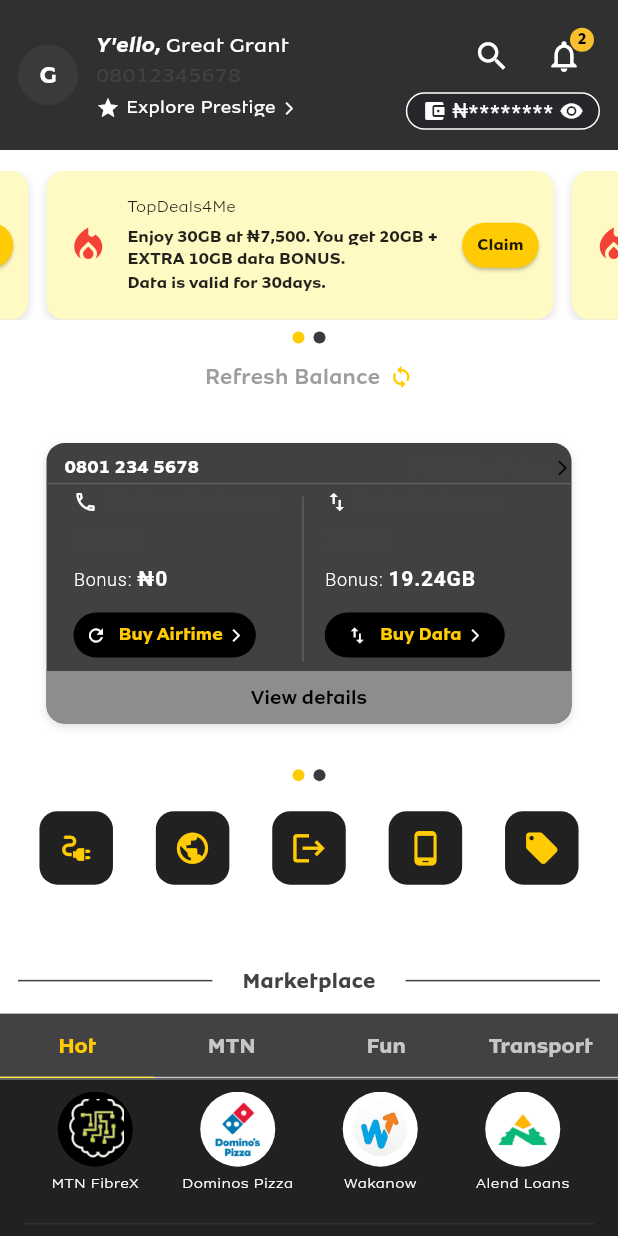
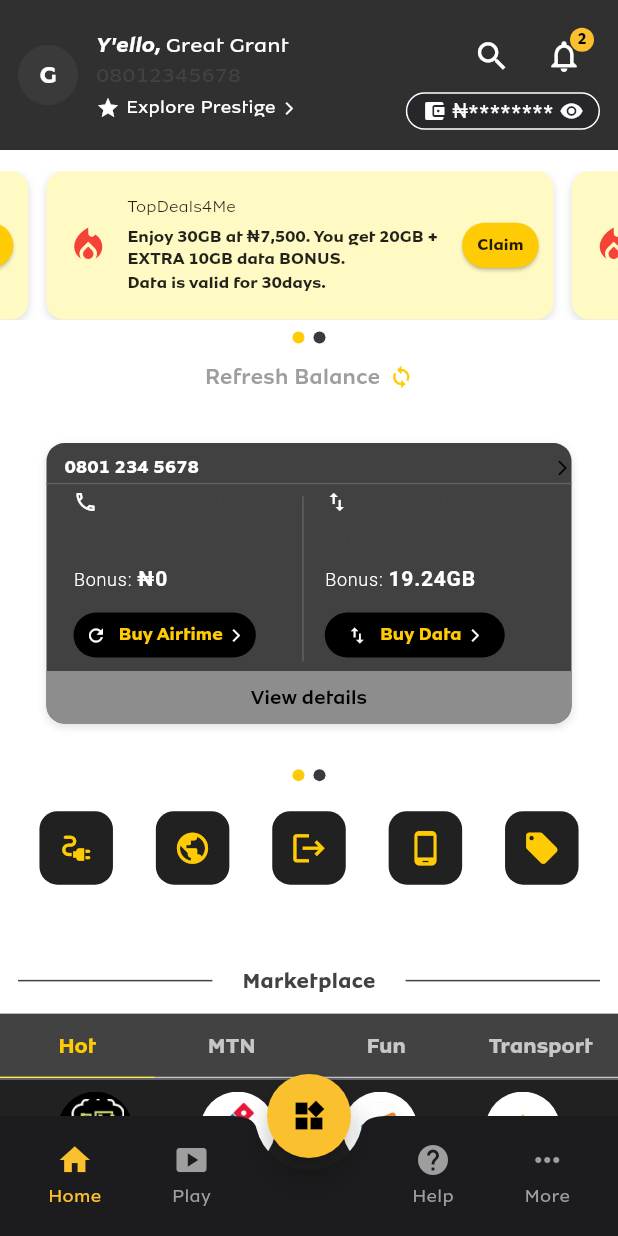
Before and after one commit to GreatGrant/MyMTNNGAppClone, a Flutter app: the screen it shows after launch, on a phone screen of 412 x 824 dp. Run offline on Flutter 3.47's test engine with Material 3 defaults, Android fonts, the phone set to English and light mode, and no system bars; drawn by our look-alikes of carousel_slider; our stand-ins replace curved_navigation_bar.

Commit message:
create bottom navigationbar

```diff
--- a/lib/main.dart
+++ b/lib/main.dart
@@ -1,6 +1,10 @@
 import 'package:flutter/material.dart';
+import 'package:my_mtn_app_clone/screens/help_screen.dart';
 import 'package:my_mtn_app_clone/screens/home_screen.dart';
+import 'package:my_mtn_app_clone/screens/more_screen.dart';
+import 'package:my_mtn_app_clone/screens/play_screen.dart';
 import 'package:my_mtn_app_clone/theme/app_theme.dart';
+import 'package:my_mtn_app_clone/widgets/custom_bottom_navbar.dart';
 
 void main() {
   runApp(const MyApp());
@@ -12,7 +16,7 @@ class MyApp extends StatelessWidget {
   @override
   Widget build(BuildContext context) {
     return MaterialApp(
-      home: const MyHomePage(),
+      home: const HomeScreen(),
       theme: buildLightAppTheme(),
       darkTheme: buildDarkAppTheme(),
       themeMode: ThemeMode.system,
--- a/lib/screens/home_screen.dart
+++ b/lib/screens/home_screen.dart
@@ -1,5 +1,6 @@
 import 'package:flutter/cupertino.dart';
 import 'package:flutter/material.dart';
+import 'package:my_mtn_app_clone/theme/app_colors.dart';
 import 'package:my_mtn_app_clone/widgets/action_button.dart';
 import 'package:my_mtn_app_clone/widgets/balance_slider.dart';
 import 'package:my_mtn_app_clone/widgets/bottom_promotional_slider.dart';
@@ -7,25 +8,37 @@ import 'package:my_mtn_app_clone/widgets/custom_appbar.dart';
 import 'package:my_mtn_app_clone/widgets/divider_text.dart';
 import 'package:my_mtn_app_clone/widgets/promotional_slider.dart';
 import 'package:my_mtn_app_clone/widgets/scrollable_tab_grid.dart';
+import '../widgets/custom_bottom_nav_bar.dart';
 
-class MyHomePage extends StatefulWidget {
-  const MyHomePage({super.key});
+class HomeScreen extends StatefulWidget {
+  const HomeScreen({super.key});
 
   @override
-  State<MyHomePage> createState() => _MyHomePageState();
+  State<HomeScreen> createState() => _HomeScreenState();
 }
 
-class _MyHomePageState extends State<MyHomePage> {
+class _HomeScreenState extends State<HomeScreen> {
+  int _selectedIndex = 0;
+
+  final List<NavBarItem> _items = [
+    NavBarItem(icon: Icons.home, label: 'Home'),
+    NavBarItem(icon: Icons.smart_display, label: 'Play'),
+    NavBarItem(icon: Icons.help, label: 'Help'),
+    NavBarItem(icon: Icons.more_horiz, label: 'More'),
+  ];
+
   @override
   Widget build(BuildContext context) {
-    return SafeArea(
-      child: Scaffold(
+    return Scaffold(
+      extendBody: true,
       appBar: const CustomAppBar(
         userName: "Great Grant",
         phoneNumber: '08012345678',
         notificationCount: 2,
       ),
       body: SingleChildScrollView(
+        child: Padding(
+          padding: const EdgeInsets.only(bottom: 100),
           child: Column(
             children: [
               const SizedBox(height: 14),
@@ -81,14 +94,42 @@ class _MyHomePageState extends State<MyHomePage> {
               const DividerText(text: 'Marketplace'),
               const ScrollableTabGrid(),
               const SizedBox(height: 16),
-              const BottomPromoSlider(imageUrls: ["assets/images/Independence-Day-Promo.png", "assets/images/MTNSkillsAcademyPlus.jpeg"]),
+              const BottomPromoSlider(
+                imageUrls: [
+                  "assets/images/Independence-Day-Promo.png",
+                  "assets/images/MTNSkillsAcademyPlus.jpeg"
+                ],
+              ),
               const SizedBox(height: 16),
               const DividerText(text: 'Explore'),
-              ActionButton(icon: Icons.gamepad, label: "Free game", onTap: (){})
+              // ActionButton(icon: Icons.gamepad, label: "Free game", onTap: () {}),
             ],
           ),
         ),
       ),
+      floatingActionButton: FloatingActionButton(
+        shape: const CircleBorder(),
+        backgroundColor: AppColors.yellow700,
+        elevation: 8,
+        onPressed: () {
+          print("Center button tapped");
+        },
+        child: const Icon(Icons.widgets, color: Colors.black),
+      ),
+      floatingActionButtonLocation: FloatingActionButtonLocation.centerDocked,
+      bottomNavigationBar: CustomBottomNavBar(
+        items: _items,
+        selectedIndex: _selectedIndex,
+        onItemSelected: (index) {
+          setState(() {
+            _selectedIndex = index;
+          });
+        },
+        centerIcon: Icons.widgets,
+        onCenterTap: () {
+          print("Center nav icon tapped");
+        },
+      ),
     );
   }
 }
--- /dev/null
+++ b/lib/widgets/custom_bottom_nav_bar.dart
@@ -0,0 +1,69 @@
+import 'package:flutter/material.dart';
+import 'package:my_mtn_app_clone/theme/app_colors.dart';
+
+class NavBarItem {
+  final IconData icon;
+  final String label;
+
+  NavBarItem({required this.icon, required this.label});
+}
+
+class CustomBottomNavBar extends StatelessWidget {
+  final List<NavBarItem> items;
+  final int selectedIndex;
+  final void Function(int index) onItemSelected;
+  final IconData centerIcon;
+  final VoidCallback onCenterTap;
+
+  const CustomBottomNavBar({
+    super.key,
+    required this.items,
+    required this.selectedIndex,
+    required this.onItemSelected,
+    required this.centerIcon,
+    required this.onCenterTap,
+  });
+
+  @override
+  Widget build(BuildContext context) {
+    return BottomAppBar(
+      shape: const CircularNotchedRectangle(),
+      color: const Color(0xFF1C1C1E),
+      notchMargin: 8,
+      child: Padding(
+        padding: const EdgeInsets.symmetric(horizontal: 16.0, vertical: 4),
+        child: Row(
+          mainAxisAlignment: MainAxisAlignment.spaceBetween,
+          children: [
+            for (int i = 0; i < items.length ~/ 2; i++)
+              _buildItem(i, items[i]),
+            const SizedBox(width: 40), // Space for FAB
+            for (int i = items.length ~/ 2; i < items.length; i++)
+              _buildItem(i, items[i]),
+          ],
+        ),
+      ),
+    );
+  }
+
+  Widget _buildItem(int index, NavBarItem item) {
+    final isSelected = index == selectedIndex;
+    return GestureDetector(
+      onTap: () => onItemSelected(index),
+      child: Column(
+        mainAxisSize: MainAxisSize.min,
+        children: [
+          Icon(item.icon, color: isSelected ? AppColors.yellow700 : Colors.grey),
+          const SizedBox(height: 4),
+          Text(
+            item.label,
+            style: TextStyle(
+              fontSize: 12,
+              color: isSelected ? AppColors.yellow700 : Colors.grey,
+            ),
+          )
+        ],
+      ),
+    );
+  }
+}
--- a/pubspec.yaml
+++ b/pubspec.yaml
@@ -36,6 +36,7 @@ dependencies:
   # Use with the CupertinoIcons class for iOS style icons.
   cupertino_icons: ^1.0.8
   carousel_slider: ^5.0.0
+  curved_navigation_bar: ^1.0.6
 
 dev_dependencies:
   flutter_test:
```
Also changed, not shown: lib/screens/help_screen.dart (added, +10 -0 lines), lib/screens/main_screen.dart (added, +60 -0 lines), lib/screens/more_screen.dart (added, +10 -0 lines), lib/screens/play_screen.dart (added, +10 -0 lines), lib/widgets/custom_bottom_navbar.dart (added, +104 -0 lines), pubspec.lock. Lines whose indentation alone changed are shown as unchanged.
